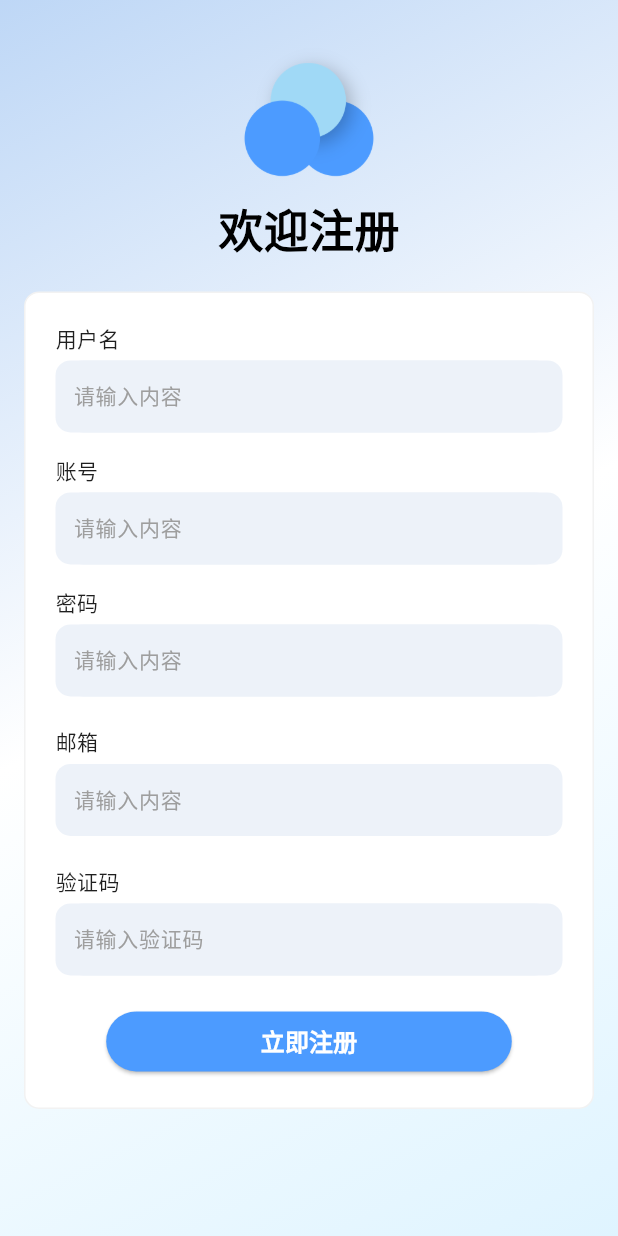
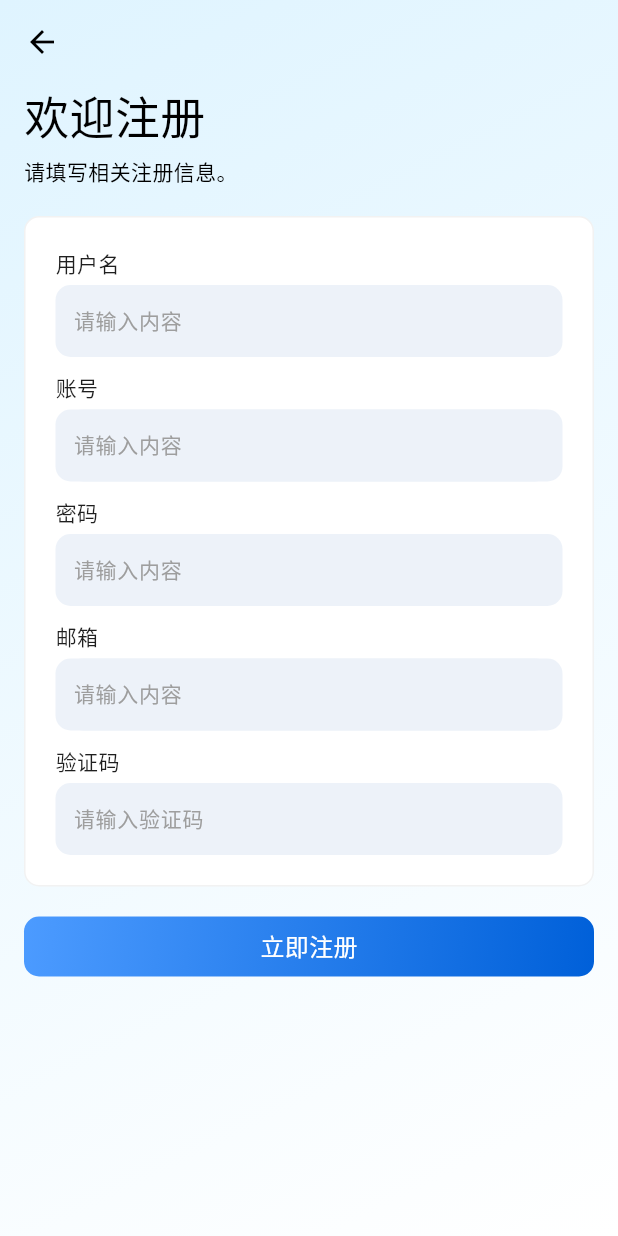
Before and after one commit to DWHengr/linyu_mobile, a Flutter app: the screen it shows after launch, after a tap on "立即注册", on a phone screen of 412 x 824 dp. Run offline on Flutter 3.47's test engine with Material 3 defaults, Android fonts, the phone set to English and light mode, and no system bars; our stand-ins replace audioplayers, cached_network_image, dio, flutter_local_notifications, flutter_slidable, fluttertoast and 6 more; missing offline and left inert: app_badge_plus, encrypt, flutter_pickers, mobile_scanner, pointycastle.

```diff
--- a/lib/pages/password/retrieve/index.dart
+++ b/lib/pages/password/retrieve/index.dart
@@ -31,7 +31,8 @@ class RetrievePassword extends CustomWidget<RetrievePasswordLogic> {
           elevation: 0,
           systemOverlayStyle: SystemUiOverlayStyle.dark,
         ),
-        body: Container(
+        body: SingleChildScrollView(
+          child: Container(
             padding: const EdgeInsets.symmetric(horizontal: 16.0),
             child: Column(
               crossAxisAlignment: CrossAxisAlignment.start,
@@ -127,6 +128,7 @@ class RetrievePassword extends CustomWidget<RetrievePasswordLogic> {
             ),
           ),
         ),
+      ),
     );
   }
 }
--- a/lib/pages/password/update/index.dart
+++ b/lib/pages/password/update/index.dart
@@ -31,7 +31,8 @@ class UpdatePasswordPage extends CustomWidget<UpdatePasswordLogic> {
           elevation: 0,
           systemOverlayStyle: SystemUiOverlayStyle.dark,
         ),
-        body: Container(
+        body: SingleChildScrollView(
+          child: Container(
             padding: const EdgeInsets.symmetric(horizontal: 16.0),
             child: Column(
               crossAxisAlignment: CrossAxisAlignment.start,
@@ -106,6 +107,7 @@ class UpdatePasswordPage extends CustomWidget<UpdatePasswordLogic> {
             ),
           ),
         ),
+      ),
     );
   }
 }
--- a/lib/pages/register/index.dart
+++ b/lib/pages/register/index.dart
@@ -1,4 +1,6 @@
 import 'package:flutter/material.dart';
+import 'package:flutter/services.dart';
+import 'package:linyu_mobile/components/custom_button/index.dart';
 import 'package:linyu_mobile/pages/register/logic.dart';
 import 'package:linyu_mobile/components/custom_text_field/index.dart';
 import 'package:linyu_mobile/utils/getx_config/config.dart';
@@ -8,45 +10,42 @@ class RegisterPage extends CustomWidget<RegisterPageLogic> {
 
   @override
   Widget buildWidget(BuildContext context) {
-    final screenWidth = MediaQuery.of(context).size.width;
-    final screenHeight = MediaQuery.of(context).size.height;
-
-    return Scaffold(
-      resizeToAvoidBottomInset: false,
-      body: Container(
-        height: screenHeight,
-        decoration: const BoxDecoration(
+    return Container(
+      decoration: BoxDecoration(
         gradient: LinearGradient(
-            colors: [Color(0xFFBED7F6), Color(0xFFFFFFFF), Color(0xFFDFF4FF)],
+          colors: [theme.minorColor, const Color(0xFFFFFFFF)],
+          // 渐变颜色
           begin: Alignment.topLeft,
           end: Alignment.bottomRight,
         ),
       ),
-        child: SafeArea(
-          child: SingleChildScrollView(
+      child: Scaffold(
+        backgroundColor: Colors.transparent,
+        resizeToAvoidBottomInset: false,
+        appBar: AppBar(
+          backgroundColor: Colors.transparent,
+          elevation: 0,
+          systemOverlayStyle: SystemUiOverlayStyle.dark,
+        ),
+        body: SingleChildScrollView(
           child: Container(
-              height: screenHeight -
-                  MediaQuery.of(context).padding.top -
-                  MediaQuery.of(context).padding.bottom,
             padding: const EdgeInsets.symmetric(horizontal: 16.0),
             child: Column(
+              crossAxisAlignment: CrossAxisAlignment.start,
               children: [
-                  const Spacer(flex: 1),
-                  // Logo部分
-                  Image.asset(
-                    'assets/images/logo.png',
-                    height: screenWidth * 0.25,
-                    width: screenWidth * 0.25,
-                  ),
                 const Text(
                   "欢迎注册",
                   style: TextStyle(
                     fontSize: 30,
-                      fontWeight: FontWeight.w900,
+                    fontWeight: FontWeight.w500,
                   ),
                 ),
+                const SizedBox(height: 5.0),
+                const Text(
+                  "请填写相关注册信息。",
+                  style: TextStyle(fontSize: 14),
+                ),
                 const SizedBox(height: 20.0),
-                  // 登录框部分
                 Container(
                   padding: const EdgeInsets.symmetric(
                     vertical: 20.0,
@@ -70,7 +69,7 @@ class RegisterPage extends CustomWidget<RegisterPageLogic> {
                         suffix: Text('${controller.userTextLength}/30'),
                         inputLimit: 30,
                       ),
-                        const SizedBox(height: 15.0),
+                      const SizedBox(height: 10.0),
                       CustomTextField(
                         labelText: "账号",
                         controller: controller.accountController,
@@ -78,7 +77,7 @@ class RegisterPage extends CustomWidget<RegisterPageLogic> {
                         suffix: Text('${controller.accountTextLength}/30'),
                         inputLimit: 30,
                       ),
-                        const SizedBox(height: 15.0),
+                      const SizedBox(height: 10.0),
                       CustomTextField(
                         labelText: "密码",
                         controller: controller.passwordController,
@@ -87,17 +86,18 @@ class RegisterPage extends CustomWidget<RegisterPageLogic> {
                         suffix: Text('${controller.passwordTextLength}/16'),
                         inputLimit: 16,
                       ),
-                        const SizedBox(height: 20.0),
+                      const SizedBox(height: 10.0),
                       CustomTextField(
                         labelText: "邮箱",
                         controller: controller.mailController,
                       ),
-                        const SizedBox(height: 20.0),
+                      const SizedBox(height: 10.0),
                       CustomTextField(
                         labelText: '验证码',
                         hintText: "请输入验证码",
                         controller: controller.codeController,
-                          suffix: controller.mailController.text!=""?Row(
+                        suffix: controller.mailController.text != ""
+                            ? Row(
                                 mainAxisSize: MainAxisSize.min,
                                 children: [
                                   GestureDetector(
@@ -109,44 +109,29 @@ class RegisterPage extends CustomWidget<RegisterPageLogic> {
                                       style: TextStyle(
                                         fontSize: 14,
                                         color: controller.countdownTime > 0
-                                        ? const Color.fromARGB(255, 183, 184, 195)
-                                        : const Color.fromARGB(255, 17, 132, 255),
+                                            ? const Color.fromARGB(
+                                                255, 183, 184, 195)
+                                            : const Color.fromARGB(
+                                                255, 17, 132, 255),
                                       ),
                                     ),
                                   ),
                                   const SizedBox(width: 8.0),
                                 ],
-                          ):null,
+                              )
+                            : null,
                       ),
-                        const SizedBox(height: 20.0),
-                        FractionallySizedBox(
-                          widthFactor: 0.8,
-                          child: ElevatedButton(
-                            // onPressed: ()=>controller.login(context),
-                            onPressed: controller.onRegister,
-                            style: ElevatedButton.styleFrom(
-                              padding: const EdgeInsets.symmetric(
-                                horizontal: 5,
-                                vertical: 5,
-                              ),
-                              backgroundColor: const Color(0xFF4C9BFF),
-                              foregroundColor: Colors.white,
-                            ),
-                            child: const Text(
-                              "立即注册",
-                              style: TextStyle(
-                                fontSize: 16,
-                                fontWeight: FontWeight.bold,
-                              ),
-                            ),
-                          ),
-                        )
                     ],
                   ),
                 ),
-                  const Spacer(flex: 3),
+                const SizedBox(height: 20.0),
+                CustomButton(
+                  text: "立即注册",
+                  onTap: controller.onRegister,
+                  width: MediaQuery.of(context).size.width,
+                  type: 'gradient',
+                )
               ],
-              ),
             ),
           ),
         ),
--- a/lib/pages/register/logic.dart
+++ b/lib/pages/register/logic.dart
@@ -85,7 +85,6 @@ class RegisterPageLogic extends GetxController {
   //发送验证码
   void onTapSendMail() async {
     if (countdownTime == 0) {
-      //TODO Http请求发送验证码
       final String mail = mailController.text;
       final emailVerificationResult = await _useApi.emailVerification(mail);
       if (emailVerificationResult['code'] == 0) {
```
Lines whose indentation alone changed are shown as unchanged.
